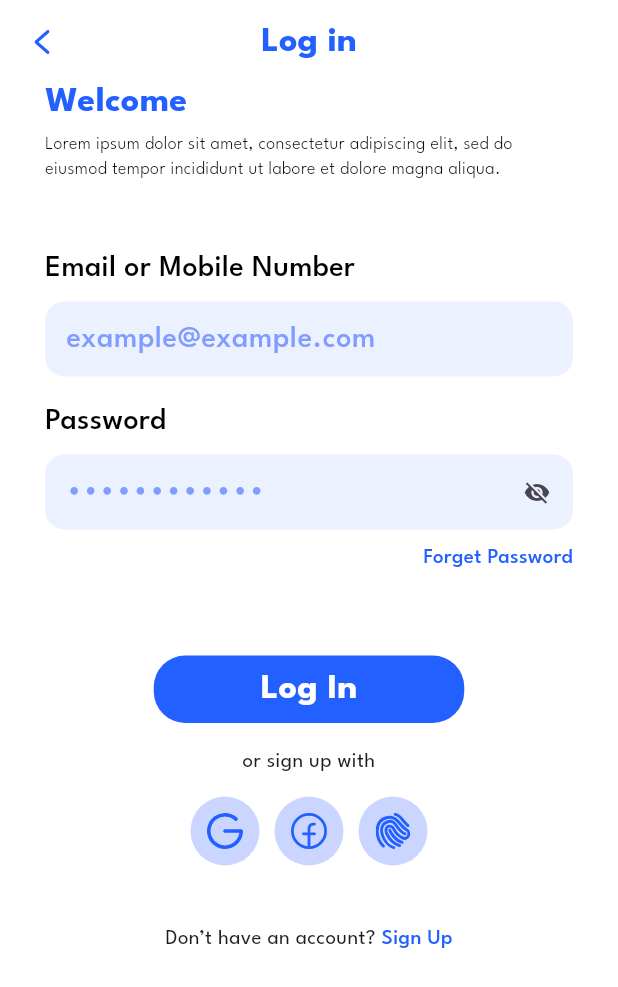
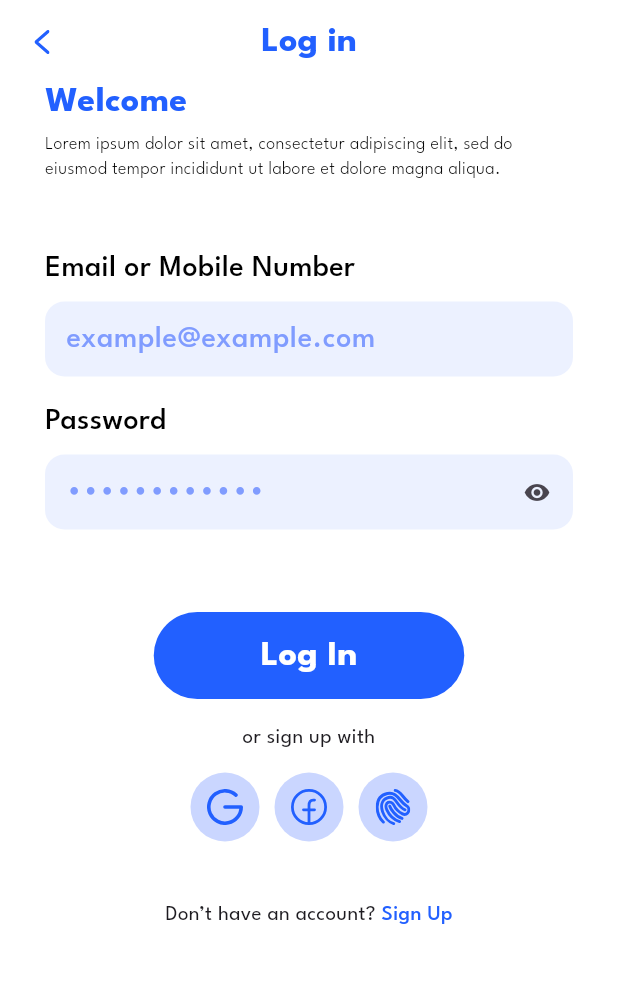
Before and after one commit to IvanLiakhDEV/flutter-markup, a Flutter app: the screen it shows after launch, on a phone screen of 412 x 824 dp. Shown: the top 987 px of the screen. Run offline on Flutter 3.47's test engine with Material 3 defaults, Android fonts, the light colour scheme and no system bars; our stand-ins replace flutter_svg.

Commit message:
Оновлено віджети AppInput та AppButton

```diff
--- a/lib/widgets/app-button.dart
+++ b/lib/widgets/app-button.dart
@@ -18,17 +18,16 @@
   @override
   Widget build(BuildContext context) {
     return SizedBox(
-      width: 207,
-      height: 45,
-
       child: ElevatedButton(
         onPressed: onPressed,
         style: ElevatedButton.styleFrom(
+          minimumSize: Size(207, 45),
+          padding: EdgeInsets.symmetric(vertical: 12, horizontal: 30),
           backgroundColor: backgroundColor,
           foregroundColor: textColor,
           elevation: 0,
           shape: RoundedRectangleBorder(
-            borderRadius: BorderRadius.circular(21),
+            borderRadius: BorderRadius.circular(30),
           ),
         ),
         child: Text(text, style: AppTextStyles.lg.copyWith()),
--- a/lib/widgets/app-input.dart
+++ b/lib/widgets/app-input.dart
@@ -12,7 +12,7 @@
     this.placeholder = 'placeholder',
     this.label = 'label',
     this.type = AppInputType.text,
-    this.visibility = true,
+    this.visibility = false,
   });
 
   @override
@@ -35,6 +35,8 @@
         return TextInputType.phone;
       case AppInputType.number:
         return TextInputType.number;
+      case AppInputType.date:
+        return TextInputType.datetime;
       default:
         return TextInputType.text;
     }
@@ -51,7 +53,7 @@
         ),
         SizedBox(height: 12),
         TextField(
-          obscureText: _isHidden,
+          obscureText: _isHidden && widget.type == AppInputType.password,
           textAlignVertical: TextAlignVertical.center,
           style: AppTextStyles.md.copyWith(color: AppColors.textPlaceholders),
           keyboardType: _getKeyboardType(),
@@ -68,7 +70,6 @@
               color: AppColors.textPlaceholders,
             ),
             contentPadding: EdgeInsets.all(10.0),
-
             suffixIcon: widget.type == AppInputType.password
                 ? IconButton(
                     icon: Icon(
@@ -84,17 +85,26 @@
           ),
         ),
         Visibility(
-          visible: widget.type == AppInputType.password,
+          visible: widget.visibility && widget.type == AppInputType.password,
           child: Container(
             alignment: Alignment.centerRight,
             child: Column(
               children: [
                 SizedBox(height: 9),
-                Text(
-                  'Forget Password',
-                  style: AppTextStyles.sm.copyWith(
-                    color: AppColors.textPrimary,
-                    fontWeight: FontWeight.w500,
+                TextButton(
+                  onPressed: () => print('Pressed'),
+                  style: TextButton.styleFrom(
+                    padding: EdgeInsets.zero,
+                    minimumSize: Size.zero,
+                    tapTargetSize: MaterialTapTargetSize.shrinkWrap,
+                  ),
+                  child: Text(
+                    'Forget Password',
+                    style: AppTextStyles.sm.copyWith(
+                      color: AppColors.textPrimary,
+                      fontWeight: FontWeight.w500,
+                      height: 1,
+                    ),
                   ),
                 ),
               ],
```
